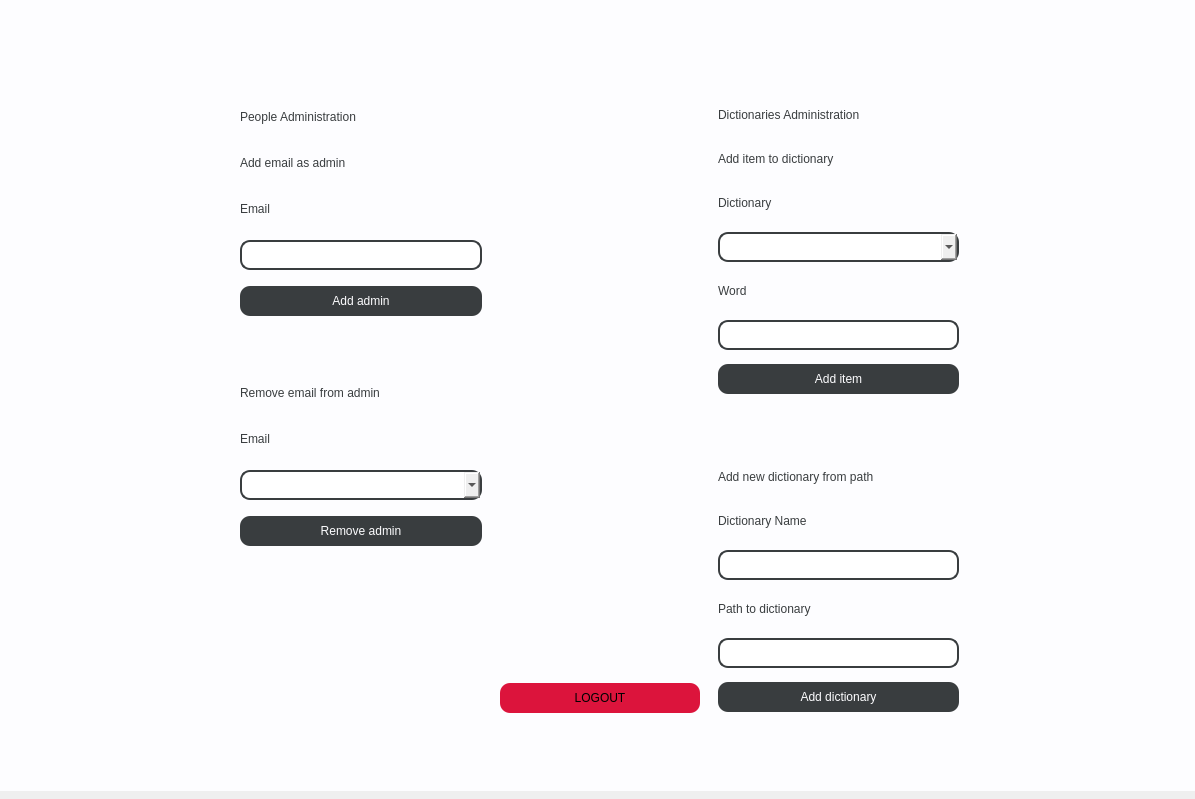
The window that venv/UI/admin.ui (wcislak97/PKracker) describes before a commit, drawn with Qt 5.
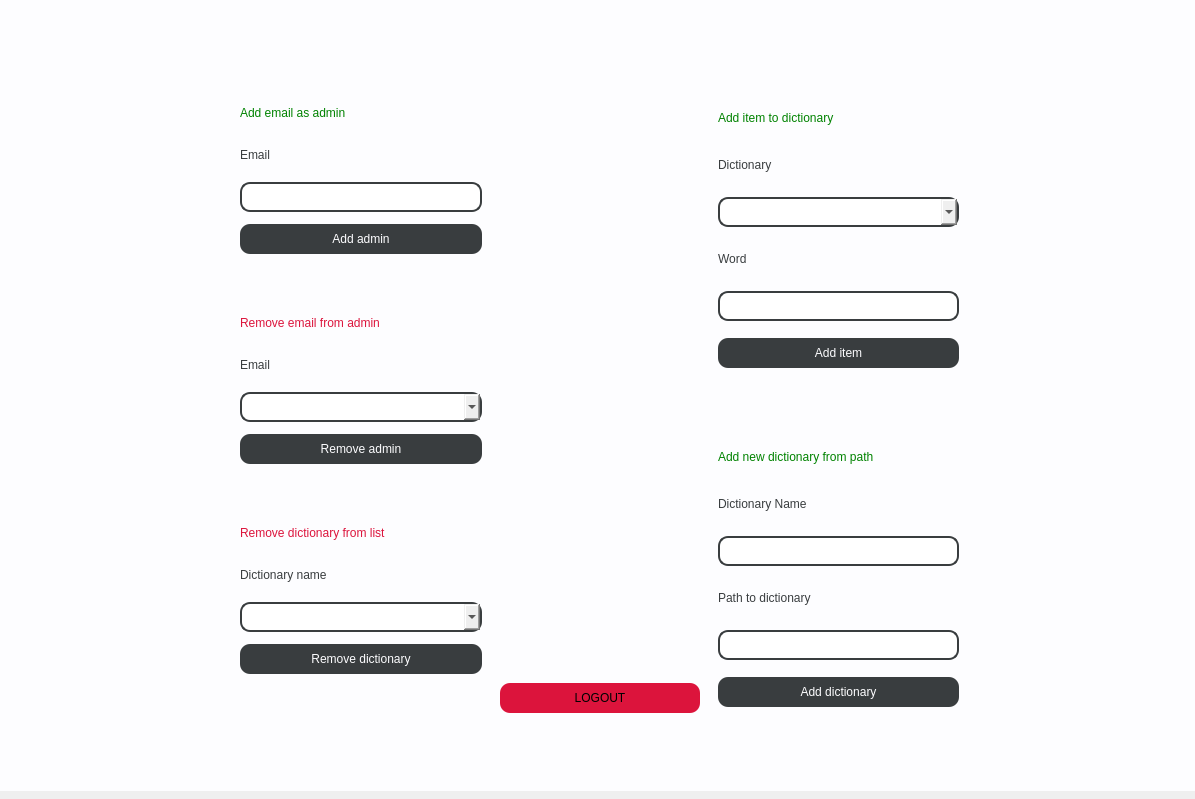
The same window after the commit.

Commit message: added removing dictionary

What changed in the file:
```diff
--- a/venv/UI/admin.ui
+++ b/venv/UI/admin.ui
@@ -67,31 +67,6 @@
        <property name="bottomMargin">
         <number>50</number>
        </property>
-       <item>
-        <widget class="QLabel" name="lbl_slownik_3">
-         <property name="minimumSize">
-          <size>
-           <width>0</width>
-           <height>30</height>
-          </size>
-         </property>
-         <property name="maximumSize">
-          <size>
-           <width>16777215</width>
-           <height>30</height>
-          </size>
-         </property>
-         <property name="styleSheet">
-          <string notr="true">font: 63 14pt &quot;Saira SemiCondensed SemiBold&quot;;
-color: rgb(57, 61, 63);
-
-</string>
-         </property>
-         <property name="text">
-          <string>People Administration</string>
-         </property>
-        </widget>
-       </item>
        <item>
         <widget class="QLabel" name="lbl_slownik_9">
          <property name="minimumSize">
@@ -108,7 +83,7 @@
          </property>
          <property name="styleSheet">
           <string notr="true">font: 63 14pt &quot;Saira SemiCondensed SemiBold&quot;;
-color: rgb(57, 61, 63);
+color: rgb(0, 130,0);
 
 </string>
          </property>
@@ -218,7 +193,7 @@
          </property>
          <property name="styleSheet">
           <string notr="true">font: 63 14pt &quot;Saira SemiCondensed SemiBold&quot;;
-color: rgb(57, 61, 63);
+color: rgb(220,20,60);
 
 </string>
          </property>
@@ -313,20 +288,114 @@
         </widget>
        </item>
        <item>
-        <spacer name="verticalSpacer_8">
-         <property name="orientation">
-          <enum>Qt::Vertical</enum>
+        <widget class="QLabel" name="lbl_slownik_13">
+         <property name="minimumSize">
+          <size>
+           <width>0</width>
+           <height>30</height>
+          </size>
          </property>
-         <property name="sizeType">
-          <enum>QSizePolicy::Fixed</enum>
+         <property name="maximumSize">
+          <size>
+           <width>16777215</width>
+           <height>30</height>
+          </size>
          </property>
-         <property name="sizeHint" stdset="0">
+         <property name="styleSheet">
+          <string notr="true">font: 63 14pt &quot;Saira SemiCondensed SemiBold&quot;;
+color: rgb(220,20,60);
+
+</string>
+         </property>
+         <property name="text">
+          <string>Remove dictionary from list</string>
+         </property>
+        </widget>
+       </item>
+       <item>
+        <widget class="QLabel" name="lbl_slownik_14">
+         <property name="minimumSize">
           <size>
-           <width>13</width>
-           <height>40</height>
+           <width>0</width>
+           <height>30</height>
           </size>
          </property>
-        </spacer>
+         <property name="maximumSize">
+          <size>
+           <width>16777215</width>
+           <height>30</height>
+          </size>
+         </property>
+         <property name="styleSheet">
+          <string notr="true">font: 63 10pt &quot;Saira SemiCondensed SemiBold&quot;;
+color: rgb(57, 61, 63);
+
+</string>
+         </property>
+         <property name="text">
+          <string>Dictionary name</string>
+         </property>
+        </widget>
+       </item>
+       <item>
+        <widget class="QComboBox" name="combo_deleteDict">
+         <property name="minimumSize">
+          <size>
+           <width>0</width>
+           <height>30</height>
+          </size>
+         </property>
+         <property name="styleSheet">
+          <string notr="true">border-color: rgb(57, 61, 63);;
+border-radius: 10px;
+border-style: solid;
+border-width: 2px</string>
+         </property>
+        </widget>
+       </item>
+       <item>
+        <widget class="QPushButton" name="btn_removeDict">
+         <property name="minimumSize">
+          <size>
+           <width>0</width>
+           <height>30</height>
+          </size>
+         </property>
+         <property name="styleSheet">
+          <string notr="true">font: 63 10pt &quot;Saira SemiCondensed SemiBold&quot;;
+background-color: rgb(57, 61, 63);
+color: rgb(253, 253, 255);
+border-radius: 10px;</string>
+         </property>
+         <property name="text">
+          <string>Remove dictionary</string>
+         </property>
+        </widget>
+       </item>
+       <item>
+        <widget class="QLabel" name="lbl_output_5">
+         <property name="minimumSize">
+          <size>
+           <width>0</width>
+           <height>30</height>
+          </size>
+         </property>
+         <property name="maximumSize">
+          <size>
+           <width>16777215</width>
+           <height>30</height>
+          </size>
+         </property>
+         <property name="styleSheet">
+          <string notr="true">font: 63 10pt &quot;Saira SemiCondensed SemiBold&quot;;
+color: rgb(57, 61, 63);
+
+</string>
+         </property>
+         <property name="text">
+          <string/>
+         </property>
+        </widget>
        </item>
        <item>
         <spacer name="verticalSpacer_13">
@@ -344,38 +413,6 @@
          </property>
         </spacer>
        </item>
-       <item>
-        <spacer name="verticalSpacer_12">
-         <property name="orientation">
-          <enum>Qt::Vertical</enum>
-         </property>
-         <property name="sizeType">
-          <enum>QSizePolicy::Fixed</enum>
-         </property>
-         <property name="sizeHint" stdset="0">
-          <size>
-           <width>13</width>
-           <height>40</height>
-          </size>
-         </property>
-        </spacer>
-       </item>
-       <item>
-        <spacer name="verticalSpacer_15">
-         <property name="orientation">
-          <enum>Qt::Vertical</enum>
-         </property>
-         <property name="sizeType">
-          <enum>QSizePolicy::Fixed</enum>
-         </property>
-         <property name="sizeHint" stdset="0">
-          <size>
-           <width>13</width>
-           <height>40</height>
-          </size>
-         </property>
-        </spacer>
-       </item>
        <item>
         <spacer name="verticalSpacer">
          <property name="orientation">
@@ -471,31 +508,6 @@
        <property name="bottomMargin">
         <number>50</number>
        </property>
-       <item>
-        <widget class="QLabel" name="lbl_slownik_4">
-         <property name="minimumSize">
-          <size>
-           <width>0</width>
-           <height>30</height>
-          </size>
-         </property>
-         <property name="maximumSize">
-          <size>
-           <width>16777215</width>
-           <height>30</height>
-          </size>
-         </property>
-         <property name="styleSheet">
-          <string notr="true">font: 63 14pt &quot;Saira SemiCondensed SemiBold&quot;;
-color: rgb(57, 61, 63);
-
-</string>
-         </property>
-         <property name="text">
-          <string>Dictionaries Administration</string>
-         </property>
-        </widget>
-       </item>
        <item>
         <widget class="QLabel" name="lbl_slownik_2">
          <property name="minimumSize">
@@ -512,7 +524,7 @@
          </property>
          <property name="styleSheet">
           <string notr="true">font: 63 14pt &quot;Saira SemiCondensed SemiBold&quot;;
-color: rgb(57, 61, 63);
+color: rgb(0, 130, 0);
 
 </string>
          </property>
@@ -679,7 +691,7 @@
          </property>
          <property name="styleSheet">
           <string notr="true">font: 63 14pt &quot;Saira SemiCondensed SemiBold&quot;;
-color: rgb(57, 61, 63);
+color: rgb(0, 130,0);
 
 </string>
          </property>
```
The commit also changes 2 other files.
